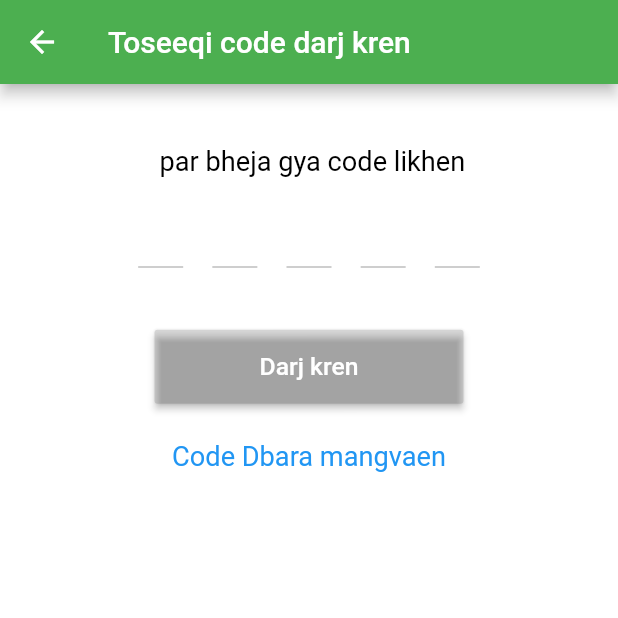
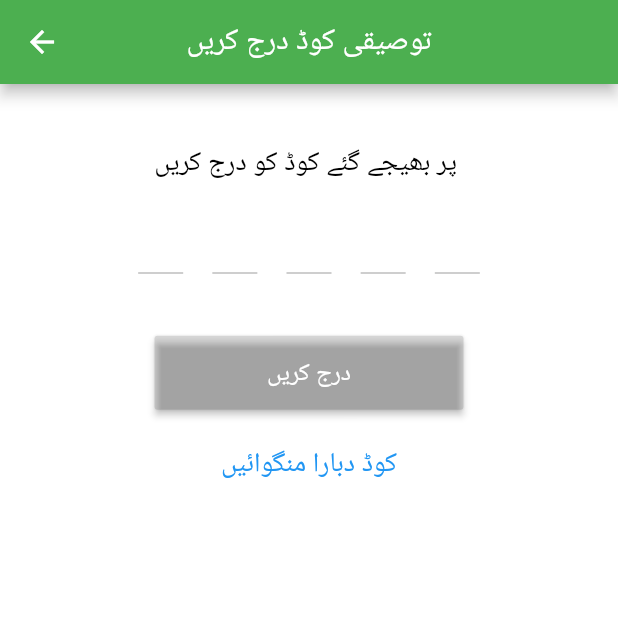
Before and after one commit to WaqasShafi001/tajir_client, a Flutter app: the OTPScreen screen opened directly, on a phone screen of 412 x 824 dp, the top half of it. Run offline on Flutter 3.47's test engine with Material 2 defaults, Android fonts, the phone set to English and light mode, and no system bars; drawn by our look-alikes of otp_text_field; our stand-ins replace carousel_slider, get.

Commit message:
code finalized

```diff
--- a/lib/flow/OTP/FullnameScreen.dart
+++ b/lib/flow/OTP/FullnameScreen.dart
@@ -26,8 +26,9 @@ class _FullnameScreenState extends State<FullnameScreen> {
     return Scaffold(
       appBar: AppBar(
         backgroundColor: AppColors.mainPrimaryColor,
+        centerTitle: true,
         title: Text(
-          'Apna pura naam darj kren',
+          'اپنا پورا نام درج کریں',
           textDirection: TextDirection.rtl,
           textAlign: TextAlign.right,
         ),
@@ -42,7 +43,7 @@ class _FullnameScreenState extends State<FullnameScreen> {
               children: [
                 SizedBox(height: height * 0.05),
                 Text(
-                  'Apna pura naam darj kren',
+                  'اپنا پورا نام درج کریں',
                   style: TextStyle(
                     color: Colors.black,
                     fontSize: height * 0.022,
@@ -68,6 +69,10 @@ class _FullnameScreenState extends State<FullnameScreen> {
                             textFieldClicked = true;
                           });
                         },
+                        style: TextStyle(
+                          color: AppColors.mainPrimaryColor,
+                          fontSize: height * 0.022,
+                        ),
                         keyboardType: TextInputType.name,
                         showCursor: true,
                         cursorColor: AppColors.mainPrimaryColor,
@@ -107,7 +112,7 @@ class _FullnameScreenState extends State<FullnameScreen> {
                       ? AppColors.mainPrimaryColor
                       : AppColors.greyColor,
                   child: Text(
-                    'Darj kren',
+                    'درج کریں',
                     style: TextStyle(
                       color: AppColors.whiteColor,
                       fontSize: height * 0.02,
--- a/lib/flow/OTP/OTPScreen.dart
+++ b/lib/flow/OTP/OTPScreen.dart
@@ -26,10 +26,12 @@ class _OTPScreenState extends State<OTPScreen> {
     var width = Get.width;
 
     return Scaffold(
+      backgroundColor: AppColors.whiteColor,
       appBar: AppBar(
         backgroundColor: AppColors.mainPrimaryColor,
+        centerTitle: true,
         title: Text(
-          'Toseeqi code darj kren',
+          'توصیقی کوڈ درج کریں',
           textDirection: TextDirection.rtl,
           textAlign: TextAlign.right,
         ),
@@ -43,12 +45,28 @@ class _OTPScreenState extends State<OTPScreen> {
             child: Column(
               children: [
                 SizedBox(height: height * 0.05),
-                Text(
-                  '${findPhoneNumberController.phoneNumbrController.text} par bheja gya code likhen',
-                  style: TextStyle(
-                    color: Colors.black,
-                    fontSize: height * 0.022,
-                  ),
+                Row(
+                  mainAxisAlignment: MainAxisAlignment.center,
+                  children: [
+                    Text(
+                      'پر بھیجے گئے کوڈ کو درج کریں',
+                      textDirection: TextDirection.rtl,
+                      textAlign: TextAlign.right,
+                      style: TextStyle(
+                        color: Colors.black,
+                        fontSize: height * 0.022,
+                      ),
+                    ),
+                    Text(
+                      '${findPhoneNumberController.phoneNumbrController.text} ',
+                      textDirection: TextDirection.rtl,
+                      textAlign: TextAlign.right,
+                      style: TextStyle(
+                        color: Colors.black,
+                        fontSize: height * 0.022,
+                      ),
+                    ),
+                  ],
                 ),
                 SizedBox(height: height * 0.015),
                 Center(
@@ -63,6 +81,7 @@ class _OTPScreenState extends State<OTPScreen> {
                       fieldStyle: FieldStyle.underline,
                       // outlineBorderRadius: 15,
                       style: TextStyle(
+                        color: AppColors.mainPrimaryColor,
                         fontSize: height * 0.022,
                       ),
                       onChanged: (pin) {
@@ -89,7 +108,7 @@ class _OTPScreenState extends State<OTPScreen> {
                       ? AppColors.mainPrimaryColor
                       : AppColors.greyColor,
                   child: Text(
-                    'Darj kren',
+                    'درج کریں',
                     style: TextStyle(
                       color: AppColors.whiteColor,
                       fontSize: height * 0.02,
@@ -98,7 +117,7 @@ class _OTPScreenState extends State<OTPScreen> {
                 ),
                 SizedBox(height: height * 0.03),
                 Text(
-                  'Code Dbara mangvaen',
+                  'کوڈ دبارا منگوائيں',
                   style: TextStyle(
                     color: AppColors.blueColor,
                     fontSize: height * 0.022,
--- a/lib/flow/OTP/StoreNameScreen.dart
+++ b/lib/flow/OTP/StoreNameScreen.dart
@@ -25,8 +25,9 @@ class _StorenameScreenState extends State<StorenameScreen> {
     return Scaffold(
       appBar: AppBar(
         backgroundColor: AppColors.mainPrimaryColor,
+        centerTitle: true,
         title: Text(
-          'Aony store ka naam darj kren',
+          'اپنے اسٹور کا نام درج کریں۔',
           textDirection: TextDirection.rtl,
           textAlign: TextAlign.right,
         ),
@@ -41,7 +42,7 @@ class _StorenameScreenState extends State<StorenameScreen> {
               children: [
                 SizedBox(height: height * 0.05),
                 Text(
-                  'Aony store ka naam darj kren',
+                  'اپنے اسٹور کا نام درج کریں۔',
                   style: TextStyle(
                     color: Colors.black,
                     fontSize: height * 0.022,
@@ -67,6 +68,10 @@ class _StorenameScreenState extends State<StorenameScreen> {
                             textFieldClicked = true;
                           });
                         },
+                        style: TextStyle(
+                          color: AppColors.mainPrimaryColor,
+                          fontSize: height * 0.022,
+                        ),
                         keyboardType: TextInputType.name,
                         showCursor: true,
                         cursorColor: AppColors.mainPrimaryColor,
@@ -106,7 +111,7 @@ class _StorenameScreenState extends State<StorenameScreen> {
                       ? AppColors.mainPrimaryColor
                       : AppColors.greyColor,
                   child: Text(
-                    'Darj kren',
+                    'درج کریں',
                     style: TextStyle(
                       color: AppColors.whiteColor,
                       fontSize: height * 0.02,
--- a/lib/flow/Store/StoreDecisionScreen.dart
+++ b/lib/flow/Store/StoreDecisionScreen.dart
@@ -19,8 +19,8 @@ class _StoreDecisionScreenState extends State<StoreDecisionScreen> {
           Navigator.of(context).pop(),
         };
     BlurryDialog alert = BlurryDialog(
-        "Apny Store py ja kr dbara try kren",
-        "Order Deliver krny k liye apky store ki location lazmi hai",
+        "اپنے اسٹور پر جا کر دوبارہ کوشش کریں",
+        "آرڈر کی ترسیل کے فنکشن کے لیے آپ کے اسٹور کا مقام لازمی ہےs",
         continueCallBack);
 
     showDialog(
@@ -39,7 +39,7 @@ class _StoreDecisionScreenState extends State<StoreDecisionScreen> {
       appBar: AppBar(
         backgroundColor: AppColors.mainPrimaryColor,
         title: Text(
-          'Apny store ki location darj kren',
+          'اپنے اسٹور کا مقام درج کریں۔',
           textDirection: TextDirection.rtl,
           textAlign: TextAlign.right,
         ),
@@ -51,7 +51,7 @@ class _StoreDecisionScreenState extends State<StoreDecisionScreen> {
           SizedBox(height: height * 0.04),
           Center(
             child: Text(
-              'Kia aap abhi store par mojud hain?',
+              'کیا آپ اس وقت اسٹور میں ہیں؟',
               style: TextStyle(
                 color: AppColors.blackColor,
                 fontSize: height * 0.02,
@@ -75,7 +75,7 @@ class _StoreDecisionScreenState extends State<StoreDecisionScreen> {
                     crossAxisAlignment: CrossAxisAlignment.center,
                     children: [
                       Text(
-                        'Haan,',
+                        ',ہاں',
                         style: TextStyle(
                           color: AppColors.whiteColor,
                           fontSize: height * 0.022,
@@ -83,7 +83,7 @@ class _StoreDecisionScreenState extends State<StoreDecisionScreen> {
                       ),
                       SizedBox(height: height * 0.01),
                       Text(
-                        'Store par mojud hun',
+                        'دکان پر ہوں',
                         style: TextStyle(
                           color: AppColors.whiteColor,
                           fontSize: height * 0.022,
@@ -104,7 +104,7 @@ class _StoreDecisionScreenState extends State<StoreDecisionScreen> {
                     crossAxisAlignment: CrossAxisAlignment.center,
                     children: [
                       Text(
-                        'Nahin,',
+                        ',نہیں',
                         style: TextStyle(
                           color: AppColors.whiteColor,
                           fontSize: height * 0.022,
@@ -112,7 +112,7 @@ class _StoreDecisionScreenState extends State<StoreDecisionScreen> {
                       ),
                       SizedBox(height: height * 0.01),
                       Text(
-                        'Store se bahar hun',
+                        'دکان سے باہر ہوں',
                         style: TextStyle(
                           color: AppColors.whiteColor,
                           fontSize: height * 0.022,
--- a/lib/flow/loginPage/loginPage.dart
+++ b/lib/flow/loginPage/loginPage.dart
@@ -24,8 +24,9 @@ class _LoginPagePhNumbrState extends State<LoginPagePhNumbr> {
     return Scaffold(
       appBar: AppBar(
         backgroundColor: AppColors.mainPrimaryColor,
+        centerTitle: true,
         title: Text(
-          'Apna Mobile Darj Kren',
+          'اپنا موبائل نمبر درج کیجئے',
           textDirection: TextDirection.rtl,
           textAlign: TextAlign.right,
         ),
@@ -40,7 +41,7 @@ class _LoginPagePhNumbrState extends State<LoginPagePhNumbr> {
               children: [
                 SizedBox(height: height * 0.05),
                 Text(
-                  'Apply kreny k liye apna mobile number darj kren',
+                  'اپلائی کرنے کے لیے اپنا موبائل نمبر درج کریں۔',
                   style: TextStyle(
                     color: Colors.black,
                     fontSize: height * 0.022,
@@ -76,8 +77,14 @@ class _LoginPagePhNumbrState extends State<LoginPagePhNumbr> {
                         },
                         keyboardType: TextInputType.phone,
                         showCursor: true,
+                        style: TextStyle(
+                          color: AppColors.mainPrimaryColor,
+                          fontSize: height * 0.022,
+                        ),
                         cursorColor: AppColors.mainPrimaryColor,
                         decoration: InputDecoration(
+                          hintStyle:
+                              TextStyle(color: AppColors.mainPrimaryColor),
                           labelStyle:
                               TextStyle(color: AppColors.mainPrimaryColor),
                           border: UnderlineInputBorder(
@@ -113,7 +120,7 @@ class _LoginPagePhNumbrState extends State<LoginPagePhNumbr> {
                       ? AppColors.mainPrimaryColor
                       : AppColors.greyColor,
                   child: Text(
-                    'Darj kren',
+                    'درج کریں',
                     style: TextStyle(
                       color: AppColors.whiteColor,
                       fontSize: height * 0.02,
```
Also changed, not shown: lib/flow/UserDetail/UserDetailScreen.dart (+7 -6 lines), lib/flow/onbarding/OnBoarding.dart (+11 -4 lines), lib/widgets/blurryDialog.dart (+4 -3 lines).
